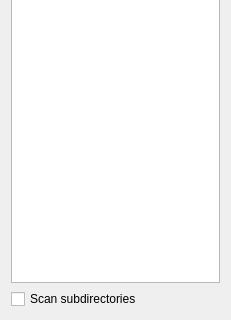
The window that ui/filebrowser.ui (sjuvonen/coquillo) describes before a commit, drawn with Qt 5; both pictures show x 0 to 231 and y 208 to 528 of the 231 by 528 pixel window.
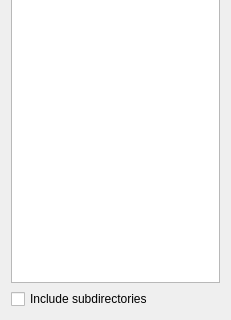
The same window after the commit. Icons and pictures are not drawn.

```diff
--- a/ui/filebrowser.ui
+++ b/ui/filebrowser.ui
@@ -106,7 +106,7 @@
       <string>&lt;html&gt;&lt;head/&gt;&lt;body&gt;&lt;p&gt;Check this to include all children of selected directories&lt;/p&gt;&lt;/body&gt;&lt;/html&gt;</string>
      </property>
      <property name="text">
-      <string>Scan subdirectories</string>
+      <string>Include subdirectories</string>
      </property>
     </widget>
    </item>
```
